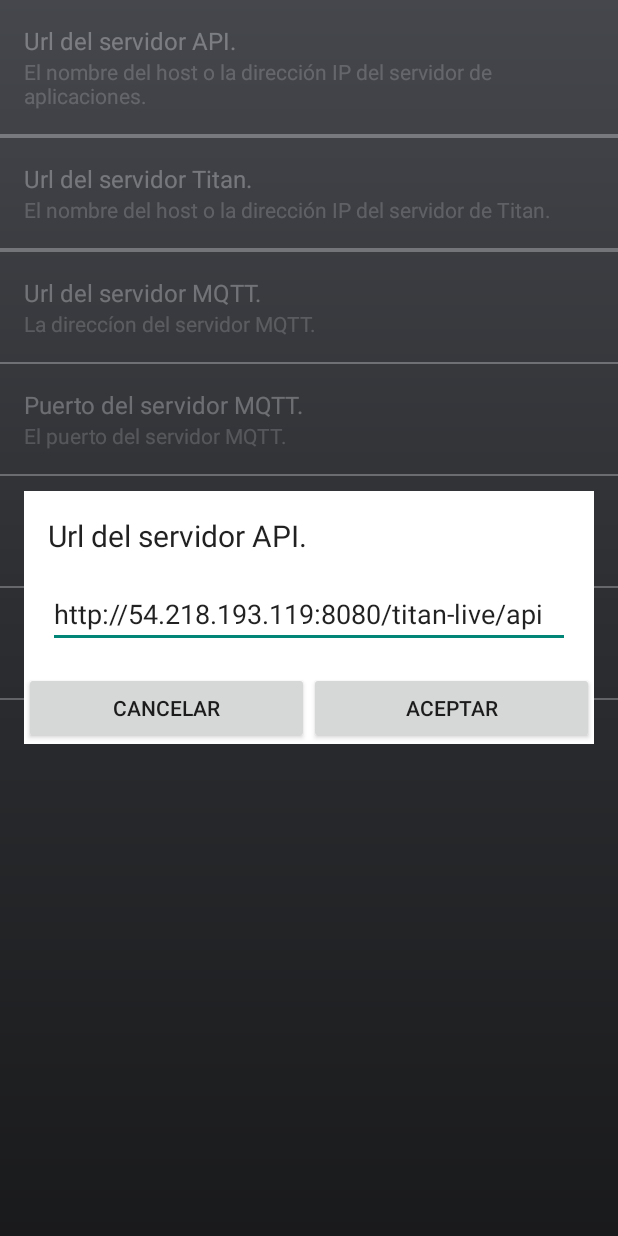
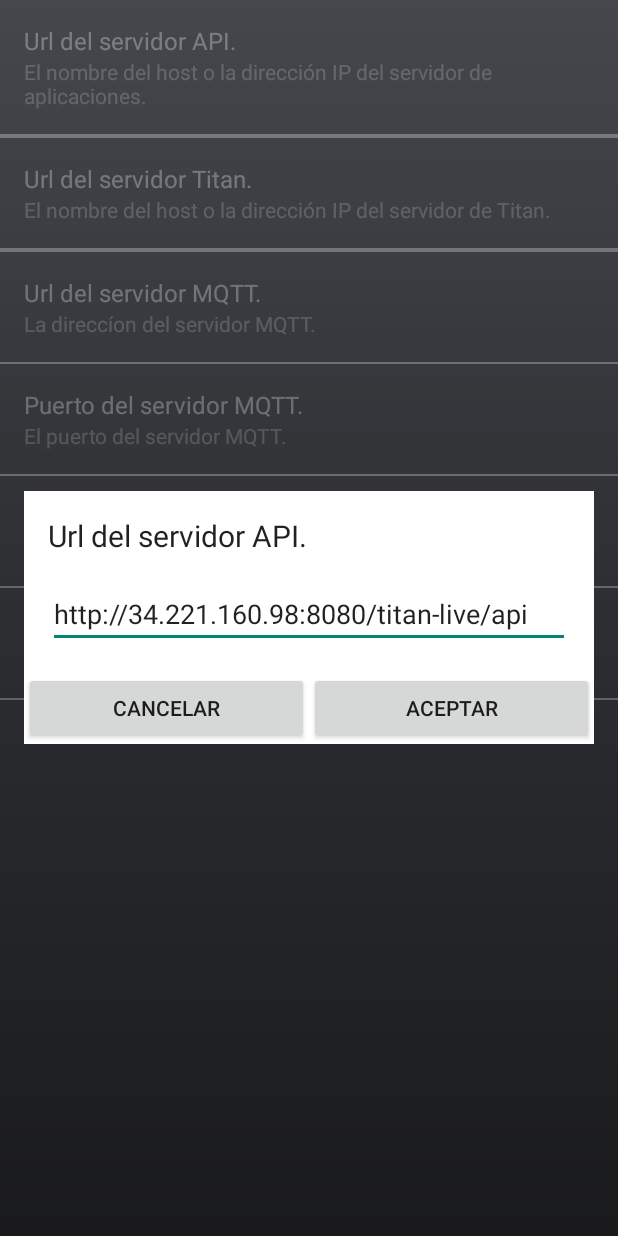
Before and after one commit to juanchoperez70/TitanLiveApp, an Android app: the fragment ConnectionSettingsFragment placed in its activity, after a tap on "Url del servidor API.", on a phone screen of 412 x 824 dp. Run offline under Robolectric (Android 15) with nearby library versions, the phone set to English and light mode, and no system bars; our stand-ins replace EventBus; libraries missing offline, so code that uses them is left out: org.eclipse.paho.

Commit message:
por default apunta a amazon2 34.221.160.98

```diff
--- a/app/build.gradle
+++ b/app/build.gradle
@@ -7,8 +7,8 @@ android {
         applicationId "com.bpt.tipi.streaming"
         minSdkVersion 21
         targetSdkVersion 28
-        versionCode 2
-        versionName "1.1"
+        versionCode 3
+        versionName "1.2"
         testInstrumentationRunner "android.support.test.runner.AndroidJUnitRunner"
     }
     buildTypes {
--- a/app/src/main/res/values/strings.xml
+++ b/app/src/main/res/values/strings.xml
@@ -83,7 +83,7 @@
     <string name="key_host_address">host_address</string>
     <string name="pref_title_host_address">Dirección del servidor</string>
     <!--string name="pref_default_host_address">10.50.4.3</string-->
-    <string name="pref_default_host_address">54.218.193.119</string>
+    <string name="pref_default_host_address">34.221.160.98</string>
     <!--string name="pref_default_host_address">10.80.63.236</string-->
     <!--<string name="pref_default_host_address">10.126.0.229</string>-->
 
@@ -376,7 +376,7 @@
 
     <!-- Strings para la configuración de la url del servidor MQTT-->
     <string name="key_url_mqtt">url_mqtt</string>
-    <string name="default_url_mqtt">54.218.193.119</string>
+    <string name="default_url_mqtt">34.221.160.98</string>
 
 <!--
     <string name="default_url_mqtt">35.165.11.242</string>
@@ -404,7 +404,7 @@
 
     <!-- Strings para la configuración de la url del servidor de aplicaciones-->
     <string name="key_url_api">url_api</string>
-    <string name="default_url_api">http://54.218.193.119:8080/titan-live/api</string>
+    <string name="default_url_api">http://34.221.160.98:8080/titan-live/api</string>
     <!--string name="default_url_api">http://52.24.232.162:8080/titan-live/api</string-->
     <!--string name="default_url_api">http://10.50.4.3:8080/titan-live/api</string-->
 <!--
@@ -418,7 +418,7 @@
 
     <!-- Strings para la configuración de la url del servidor de streaming-->
     <string name="key_url_streaming">url_streaming</string>
-    <string name="default_url_streaming">54.218.193.119</string>
+    <string name="default_url_streaming">34.221.160.98</string>
 
     <!--string name="default_url_streaming">52.24.232.162</string-->
 <!--
```
Also changed, not shown: app/src/main/java/com/bpt/tipi/streaming/service/RecorderService.java (+6 -10 lines), 1 other file.
